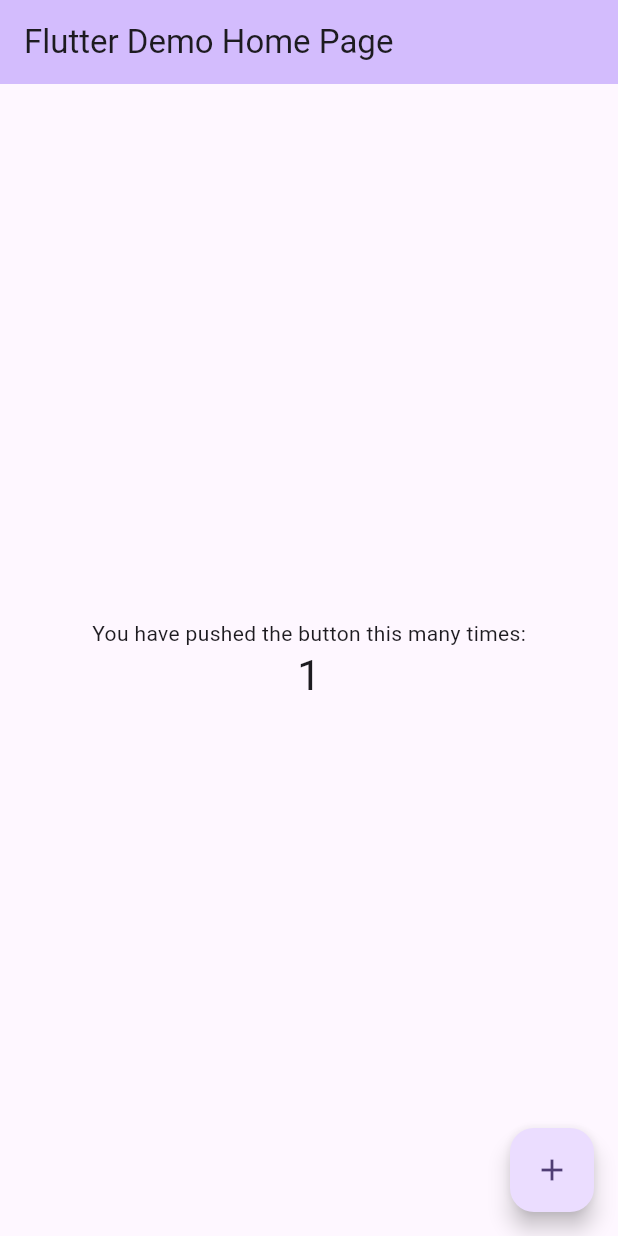
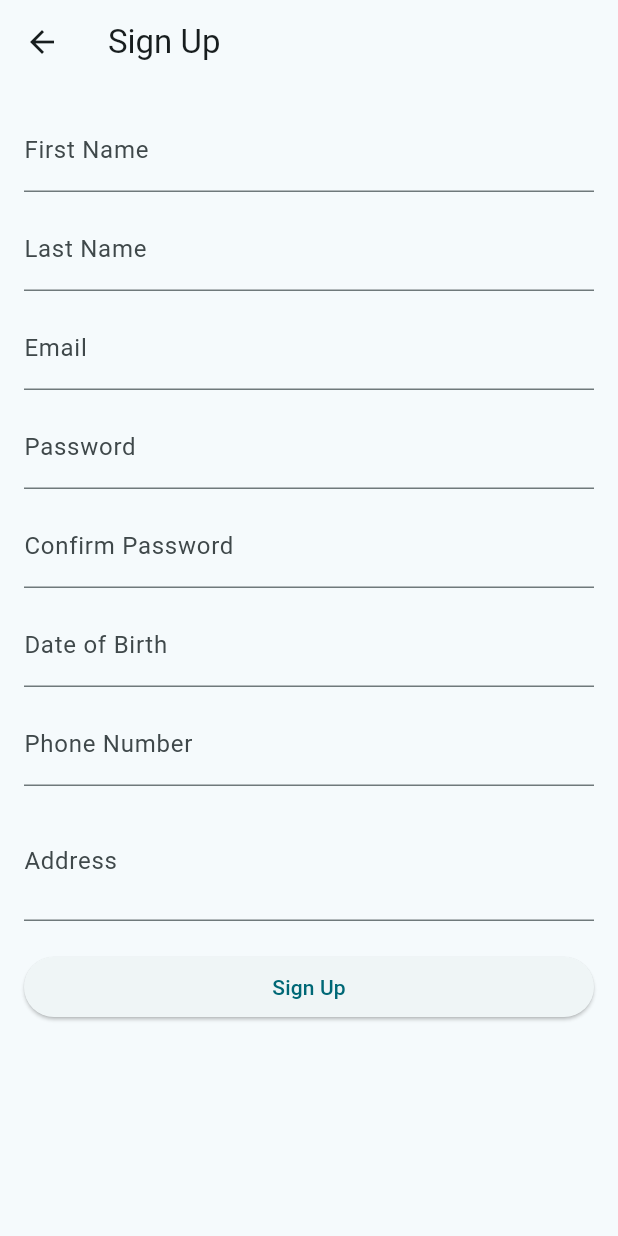
Before and after one commit to sauleamihai/Proiect-Monitorizare-medicala, a Flutter app: the screen it shows after launch, after a tap on the "add" icon, on a phone screen of 412 x 824 dp. Run offline on Flutter 3.47's test engine with Material 3 defaults, Android fonts, the phone set to English and light mode, and no system bars.

Commit message:
sign_in sign _up
Sign_in , Sign UP fuctionalitate

```diff
--- /dev/null
+++ b/lib/Sign_up.dart
@@ -0,0 +1,84 @@
+import 'package:flutter/material.dart';
+
+void main() {
+  runApp(const MyApp());
+}
+
+class MyApp extends StatelessWidget {
+  const MyApp({Key? key}) : super(key: key);
+
+  @override
+  Widget build(BuildContext context) {
+    return MaterialApp(
+      title: 'Medical App',
+      theme: ThemeData(
+        primarySwatch: Colors.blue,
+      ),
+      home: const SignupPage(),
+    );
+  }
+}
+
+class SignupPage extends StatelessWidget {
+  const SignupPage({Key? key}) : super(key: key);
+
+  @override
+  Widget build(BuildContext context) {
+    return Scaffold(
+      appBar: AppBar(
+        title: Text('Sign Up'),
+      ),
+      body: SingleChildScrollView(
+        padding: const EdgeInsets.all(16),
+        child: Column(
+          crossAxisAlignment: CrossAxisAlignment.stretch,
+          children: [
+            TextFormField(
+              decoration: InputDecoration(labelText: 'First Name'),
+            ),
+            SizedBox(height: 10),
+            TextFormField(
+              decoration: InputDecoration(labelText: 'Last Name'),
+            ),
+            SizedBox(height: 10),
+            TextFormField(
+              decoration: InputDecoration(labelText: 'Email'),
+            ),
+            SizedBox(height: 10),
+            TextFormField(
+              decoration: InputDecoration(labelText: 'Password'),
+              obscureText: true,
+            ),
+            SizedBox(height: 10),
+            TextFormField(
+              decoration: InputDecoration(labelText: 'Confirm Password'),
+              obscureText: true,
+            ),
+            SizedBox(height: 10),
+            TextFormField(
+              decoration: InputDecoration(labelText: 'Date of Birth'),
+              keyboardType: TextInputType.datetime,
+            ),
+            SizedBox(height: 10),
+            TextFormField(
+              decoration: InputDecoration(labelText: 'Phone Number'),
+              keyboardType: TextInputType.phone,
+            ),
+            SizedBox(height: 10),
+            TextFormField(
+              decoration: InputDecoration(labelText: 'Address'),
+              maxLines: 2,
+            ),
+            SizedBox(height: 20),
+            ElevatedButton(
+              onPressed: () {
+                // Implement sign up functionality
+              },
+              child: Text('Sign Up'),
+            ),
+          ],
+        ),
+      ),
+    );
+  }
+}
--- a/lib/main.dart
+++ b/lib/main.dart
@@ -1,34 +1,19 @@
 import 'package:flutter/material.dart';
-
+import 'package:flutter/services.dart';
+import 'package:proiect_monitoorizare_pacienti/Sign_up.dart';
 void main() {
   runApp(const MyApp());
 }
 
 class MyApp extends StatelessWidget {
-  const MyApp({super.key});
+  const MyApp({Key? key}) : super(key: key);
 
-  // This widget is the root of your application.
   @override
   Widget build(BuildContext context) {
     return MaterialApp(
-      title: 'Flutter Demo',
+      title: 'Buna ziua vă aflați pe pagina de log_in',
       theme: ThemeData(
-        // This is the theme of your application.
-        //
-        // TRY THIS: Try running your application with "flutter run". You'll see
-        // the application has a purple toolbar. Then, without quitting the app,
-        // try changing the seedColor in the colorScheme below to Colors.green
-        // and then invoke "hot reload" (save your changes or press the "hot
-        // reload" button in a Flutter-supported IDE, or press "r" if you used
-        // the command line to start the app).
-        //
-        // Notice that the counter didn't reset back to zero; the application
-        // state is not lost during the reload. To reset the state, use hot
-        // restart instead.
-        //
-        // This works for code too, not just values: Most code changes can be
-        // tested with just a hot reload.
-        colorScheme: ColorScheme.fromSeed(seedColor: Colors.deepPurple),
+        colorScheme: ColorScheme.fromSeed(seedColor: Colors.cyan),
         useMaterial3: true,
       ),
       home: const MyHomePage(title: 'Flutter Demo Home Page'),
@@ -37,16 +22,7 @@
 }
 
 class MyHomePage extends StatefulWidget {
-  const MyHomePage({super.key, required this.title});
-
-  // This widget is the home page of your application. It is stateful, meaning
-  // that it has a State object (defined below) that contains fields that affect
-  // how it looks.
-
-  // This class is the configuration for the state. It holds the values (in this
-  // case the title) provided by the parent (in this case the App widget) and
-  // used by the build method of the State. Fields in a Widget subclass are
-  // always marked "final".
+  const MyHomePage({Key? key, required this.title}) : super(key: key);
 
   final String title;
 
@@ -59,67 +35,138 @@
 
   void _incrementCounter() {
     setState(() {
-      // This call to setState tells the Flutter framework that something has
-      // changed in this State, which causes it to rerun the build method below
-      // so that the display can reflect the updated values. If we changed
-      // _counter without calling setState(), then the build method would not be
-      // called again, and so nothing would appear to happen.
       _counter++;
     });
   }
 
   @override
   Widget build(BuildContext context) {
-    // This method is rerun every time setState is called, for instance as done
-    // by the _incrementCounter method above.
-    //
-    // The Flutter framework has been optimized to make rerunning build methods
-    // fast, so that you can just rebuild anything that needs updating rather
-    // than having to individually change instances of widgets.
     return Scaffold(
       appBar: AppBar(
-        // TRY THIS: Try changing the color here to a specific color (to
-        // Colors.amber, perhaps?) and trigger a hot reload to see the AppBar
-        // change color while the other colors stay the same.
-        backgroundColor: Theme.of(context).colorScheme.inversePrimary,
-        // Here we take the value from the MyHomePage object that was created by
-        // the App.build method, and use it to set our appbar title.
-        title: Text(widget.title),
+        backgroundColor: Color(0xFFCCEBE0),
+        elevation: 0,
+        title: Center(
+          child: Text(
+            "Autentificare",
+            style: TextStyle(
+              fontWeight: FontWeight.bold,
+              fontSize: 24.0,
+              color: Colors.blueGrey,
+              fontFamily: 'Futura',
+              letterSpacing: 2.0,
+            ),
+          ),
+        ),
       ),
       body: Center(
-        // Center is a layout widget. It takes a single child and positions it
-        // in the middle of the parent.
-        child: Column(
-          // Column is also a layout widget. It takes a list of children and
-          // arranges them vertically. By default, it sizes itself to fit its
-          // children horizontally, and tries to be as tall as its parent.
-          //
-          // Column has various properties to control how it sizes itself and
-          // how it positions its children. Here we use mainAxisAlignment to
-          // center the children vertically; the main axis here is the vertical
-          // axis because Columns are vertical (the cross axis would be
-          // horizontal).
-          //
-          // TRY THIS: Invoke "debug painting" (choose the "Toggle Debug Paint"
-          // action in the IDE, or press "p" in the console), to see the
-          // wireframe for each widget.
-          mainAxisAlignment: MainAxisAlignment.center,
+        child: Stack(
           children: <Widget>[
-            const Text(
-              'You have pushed the button this many times:',
+            Positioned.fill(
+              child: Image.asset(
+                'images/fundal.png',
+                fit: BoxFit.cover,
+              ),
             ),
-            Text(
-              '$_counter',
-              style: Theme.of(context).textTheme.headlineMedium,
+            Center(
+              child: Column(
+                mainAxisAlignment: MainAxisAlignment.center,
+                children: <Widget>[
+                  Image.asset(
+                    'images/medic.png',
+                    width: 150,
+                    height: 150,
+                  ),
+                  SizedBox(height: 20),
+                  Text(
+                    "Bun venit pe aplicația MEDLIV",
+                    style: TextStyle(
+                      fontWeight: FontWeight.bold,
+                      fontSize: 20,
+                      color: Colors.blueGrey,
+                    ),
+                  ),
+                  SizedBox(height: 20),
+                  SizedBox(
+                    width: 350,
+                    height: 50,
+                    child: TextField(
+                      decoration: InputDecoration(
+                        labelText: 'Email sau număr de telefon',
+                        contentPadding: EdgeInsets.all(8),
+                        border: OutlineInputBorder(),
+                        filled: true,
+                        fillColor: Colors.cyan[400],
+                      ),
+                      style: TextStyle(fontSize: 20),
+                      maxLines: 1,
+                      minLines: 1,
+                    ),
+                  ),
+                  SizedBox(height: 20,),
+                  SizedBox(
+                    width: 350,
+                    height: 50,
+                    child: TextField(
+                      decoration: InputDecoration(
+                        labelText: 'Parola',
+                        contentPadding: EdgeInsets.all(8),
+                        border: OutlineInputBorder(),
+                        filled: true,
+                        fillColor: Colors.cyan[400],
+                      ),
+                      style: TextStyle(fontSize: 20),
+                      maxLines: 1,
+                      minLines: 1,
+                    ),
+                  ),
+                  SizedBox(height: 20,),
+                  SizedBox(
+                    width: 350,
+                    height: 50,
+                    child: ElevatedButton(
+                      onPressed: () {
+                        // Add functionality for sign-in button
+                      },
+                      child: Text(
+                        'Sign In',
+                        style: TextStyle(fontSize: 20),
+                      ),
+                      style: ButtonStyle(
+                        backgroundColor: MaterialStateProperty.all<Color>(Colors.greenAccent),
+                      ),
+                    ),
+                  ),
+
+                ],
+              ),
             ),
           ],
         ),
       ),
-      floatingActionButton: FloatingActionButton(
-        onPressed: _incrementCounter,
-        tooltip: 'Increment',
-        child: const Icon(Icons.add),
-      ), // This trailing comma makes auto-formatting nicer for build methods.
+      floatingActionButton: Column(
+        mainAxisAlignment: MainAxisAlignment.end,
+        children: [
+          Text('Sign Up',style: TextStyle(fontSize: 15),),
+          SizedBox(height: 10),
+          FloatingActionButton(
+            onPressed: () {
+              Navigator.push(
+                context,
+                MaterialPageRoute(builder: (context) => SignUpPage()),
+              );
+            },
+            tooltip: 'Sign Up',
+            child: const Icon(Icons.add),
+          ),
+        ],
+      ),
     );
   }
 }
+
+class SignUpPage extends StatelessWidget {
+  @override
+  Widget build(BuildContext context) {
+    return SignupPage();
+  }
+}
```
Also changed, not shown: pubspec.yaml (+9 -10 lines), fonts/Futura Bold font.ttf (added), images/fundal.png (added), images/medic.png (added), pubspec.lock.
